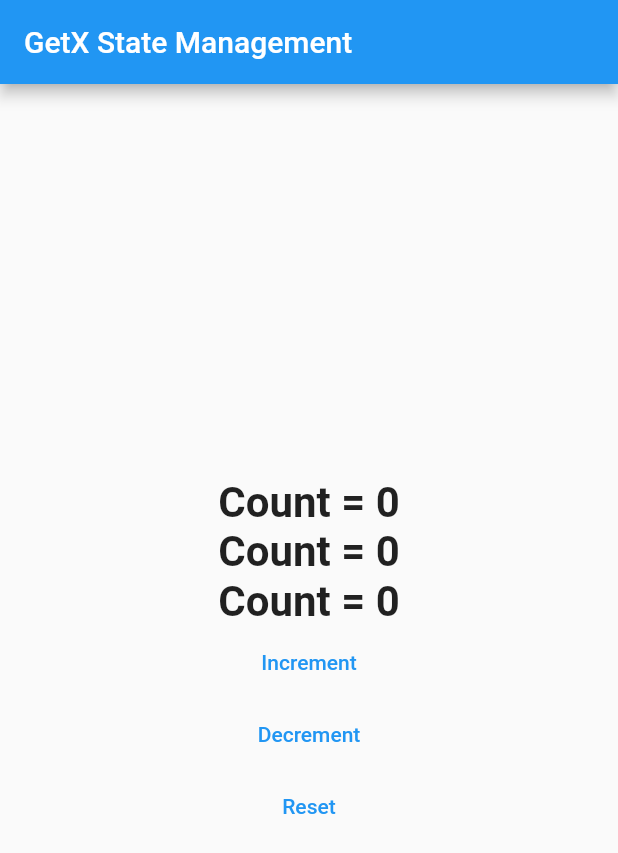
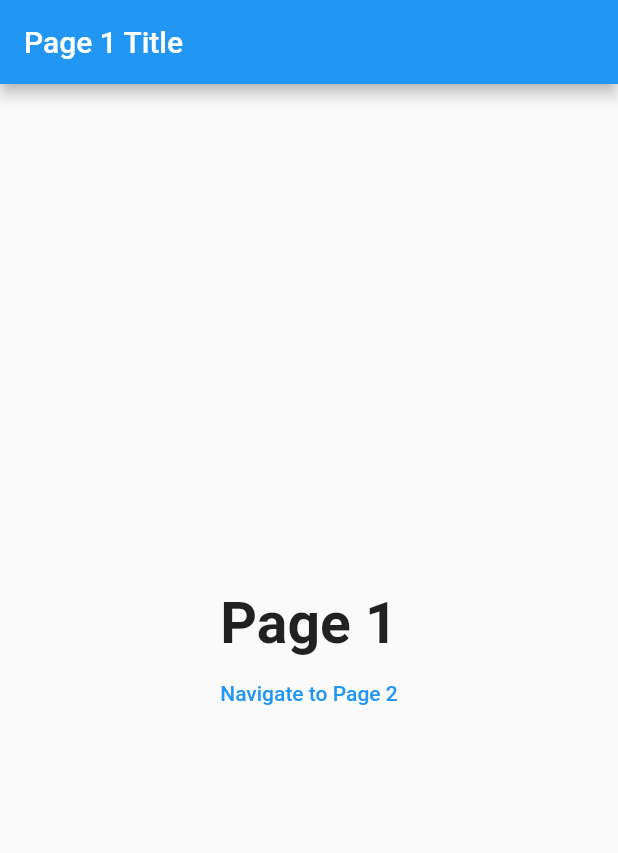
Before and after one commit to himmat12/getx_flutter_beginners_sample, a Flutter app: the screen it shows after launch, on a phone screen of 412 x 824 dp. Shown: the top 853 px of the screen. Run offline on Flutter 3.47's test engine with Material 2 defaults, Android fonts, the light colour scheme and no system bars; our stand-ins replace get.

Commit message:
routes management code sample init

```diff
--- a/lib/main.dart
+++ b/lib/main.dart
@@ -1,6 +1,6 @@
 import 'package:flutter/material.dart';
-import 'package:get/get.dart';
-import 'package:getx_state_management/src/views/counter_view.dart';
+
+import 'package:getx_state_management/src/views/route_management/page1.dart';
 
 void main() {
   runApp(const MyApp());
@@ -11,9 +11,9 @@
 
   @override
   Widget build(BuildContext context) {
-    return MaterialApp(
+    return const MaterialApp(
       debugShowCheckedModeBanner: false,
-      home: CounterView(),
+      home: Page1(pageNO: '1'),
     );
   }
 }
--- /dev/null
+++ b/lib/src/views/route_management/page1.dart
@@ -0,0 +1,39 @@
+import 'package:flutter/material.dart';
+import 'package:get/get.dart';
+import 'package:getx_state_management/src/views/route_management/page2.dart';
+
+class Page1 extends StatelessWidget {
+  const Page1({Key? key, required this.pageNO}) : super(key: key);
+
+  final String? pageNO;
+
+  @override
+  Widget build(BuildContext context) {
+    return Scaffold(
+      appBar: AppBar(
+        title: Text('Page $pageNO Title'),
+      ),
+      body: Center(
+        child: Column(
+          mainAxisAlignment: MainAxisAlignment.center,
+          crossAxisAlignment: CrossAxisAlignment.center,
+          children: [
+            Text(
+              'Page $pageNO',
+              style: const TextStyle(fontSize: 38, fontWeight: FontWeight.bold),
+            ),
+            TextButton(
+              onPressed: () {
+                Navigator.push(
+                    context,
+                    MaterialPageRoute(
+                        builder: (context) => const Page2(pageNO: '2')));
+              },
+              child: const Text('Navigate to Page 2'),
+            ),
+          ],
+        ),
+      ),
+    );
+  }
+}
```
Also changed, not shown: lib/src/views/route_management/page2.dart (added, +39 -0 lines), lib/src/views/route_management/page3.dart (added, +39 -0 lines), lib/routes.dart (added), lib/src/views/state_management/counter_view.dart (renamed from lib/src/views/counter_view.dart).
